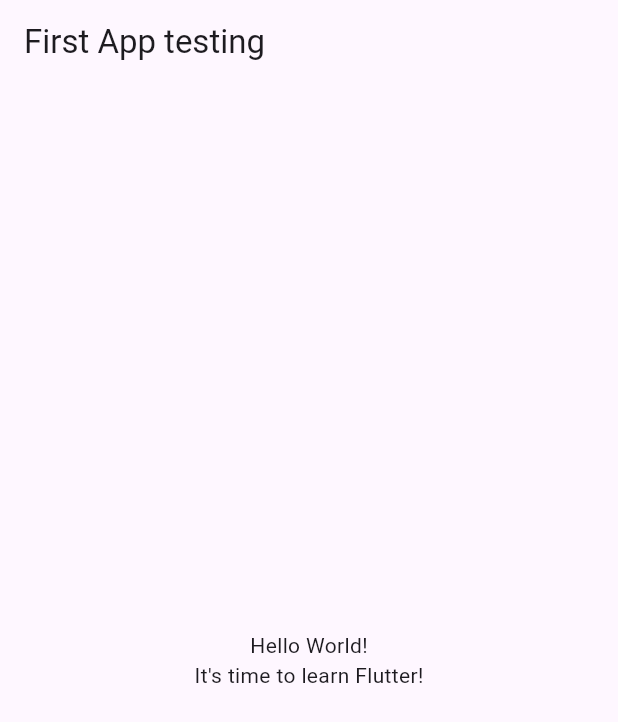
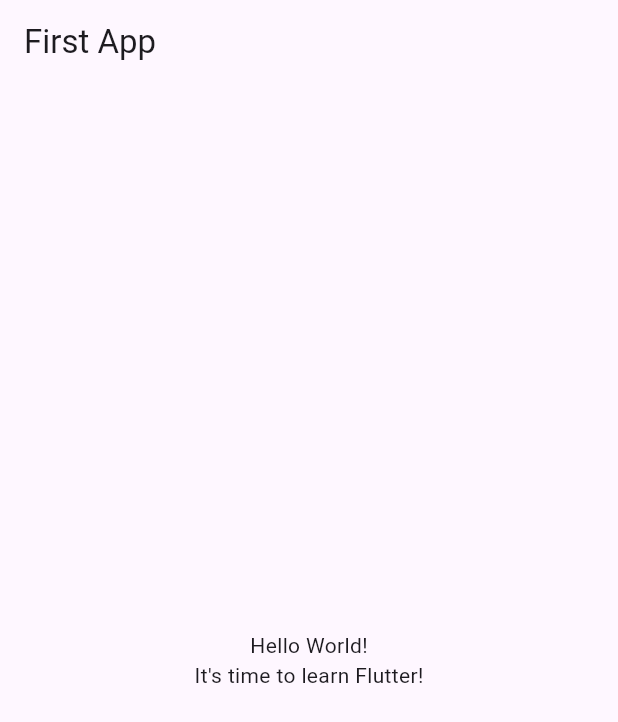
Before and after one commit to msu671/Flutter-Development, a Flutter app: the screen it shows after launch, on a phone screen of 412 x 824 dp. Shown: the top 722 px of the screen. Run offline on Flutter 3.47's test engine with Material 3 defaults, Android fonts, the phone set to English and light mode, and no system bars.

Commit message:
Section 2: flutter and dart basics

```diff
--- a/Learning Flutter/first_app/lib/main.dart
+++ b/Learning Flutter/first_app/lib/main.dart
@@ -16,12 +16,12 @@ class MyApp extends StatelessWidget {
       ),
       home: Scaffold(
         appBar: AppBar(
-          title: const Text('First App testing'),
+          title: const Text('First App'),
         ),
-        body: const Center(
+        body: Center(
           child: Column(
             mainAxisAlignment: MainAxisAlignment.center,
-            children: [
+            children: const [
               Text(
                 'Hello World!',
               ),
```
Also changed, not shown: Learning Flutter/first_app/pubspec.lock, 499 other files.
